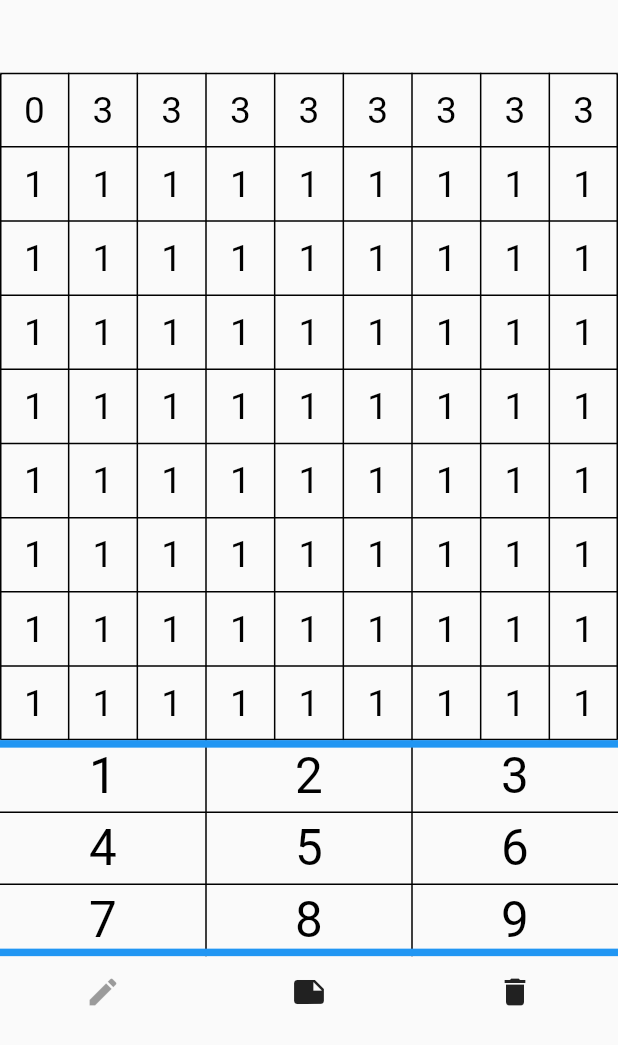
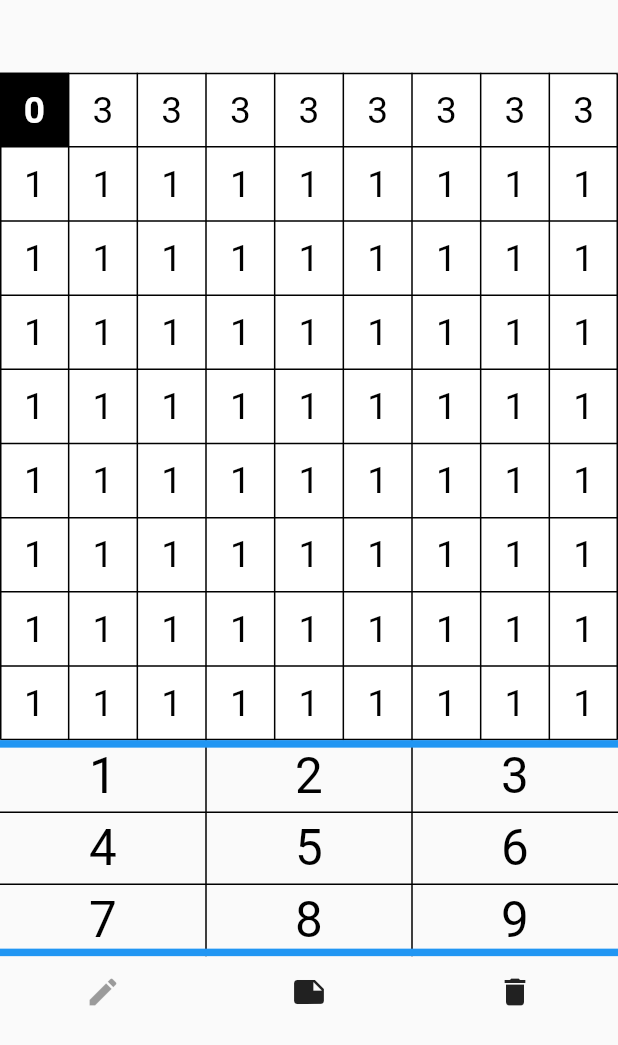
Before and after one commit to Shhwip/sudoku-app, a Flutter app: the screen it shows after launch, after a tap on an icon or button, on a phone screen of 412 x 824 dp. Shown: the top 1045 px of the screen. Run offline on Flutter 3.47's test engine with Material 2 defaults, Android fonts, the phone set to English and light mode, and no system bars.

Commit message:
made selected number enboldened to make it easier to see where specific numbers are

```diff
--- a/lib/main.dart
+++ b/lib/main.dart
@@ -372,7 +372,7 @@ class _NumBoxState extends State<NumBox> {
       } else if (mode == Mode.delete) {
         widget.displayNum = ' ';
       } else if (mode == Mode.note) {
-        // TODO figure this out later
+        // TODO convert button into 3x3 table to note possible numbers
       }
     });
   }
@@ -380,13 +380,27 @@ class _NumBoxState extends State<NumBox> {
   @override
   Widget build(BuildContext context) {
     double height = MediaQuery.of(context).size.height;
-    return SizedBox(
+    final selectedNum = Provider.of<SelectedNum>(context, listen: true).curNum;
+    Color backColor, fontColor;
+    FontWeight fontWeight;
+    if (widget.displayNum == selectedNum.toString()) {
+      backColor = Colors.black;
+      fontColor = Colors.white;
+      fontWeight = FontWeight.bold;
+    } else {
+      backColor = Colors.white;
+      fontColor = Colors.black;
+      fontWeight = FontWeight.normal;
+    }
+    return Container(
         height: height * 0.06,
+        color: backColor,
         child: TextButton(
           style: TextButton.styleFrom(
             padding: const EdgeInsets.all(0),
-            primary: Colors.black,
-            textStyle: TextStyle(fontSize: height * 0.03),
+            primary: fontColor,
+            textStyle:
+                TextStyle(fontSize: height * 0.03, fontWeight: fontWeight),
           ),
           onPressed: _toggleFavorite,
           child: Text(widget.displayNum),
```
